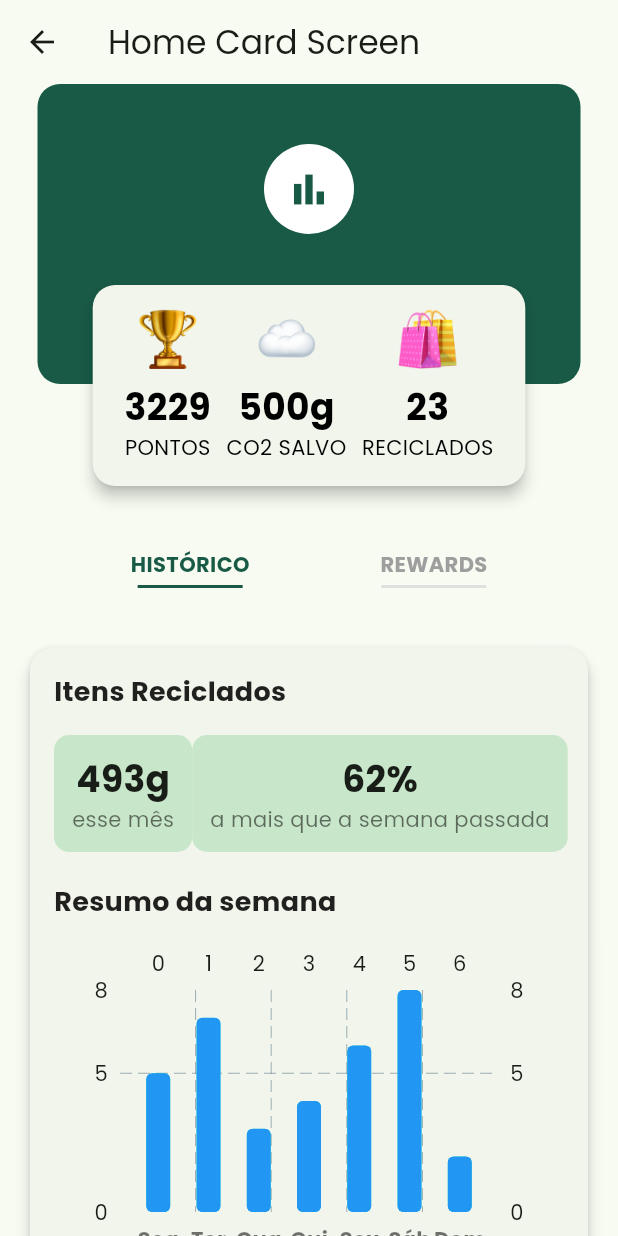
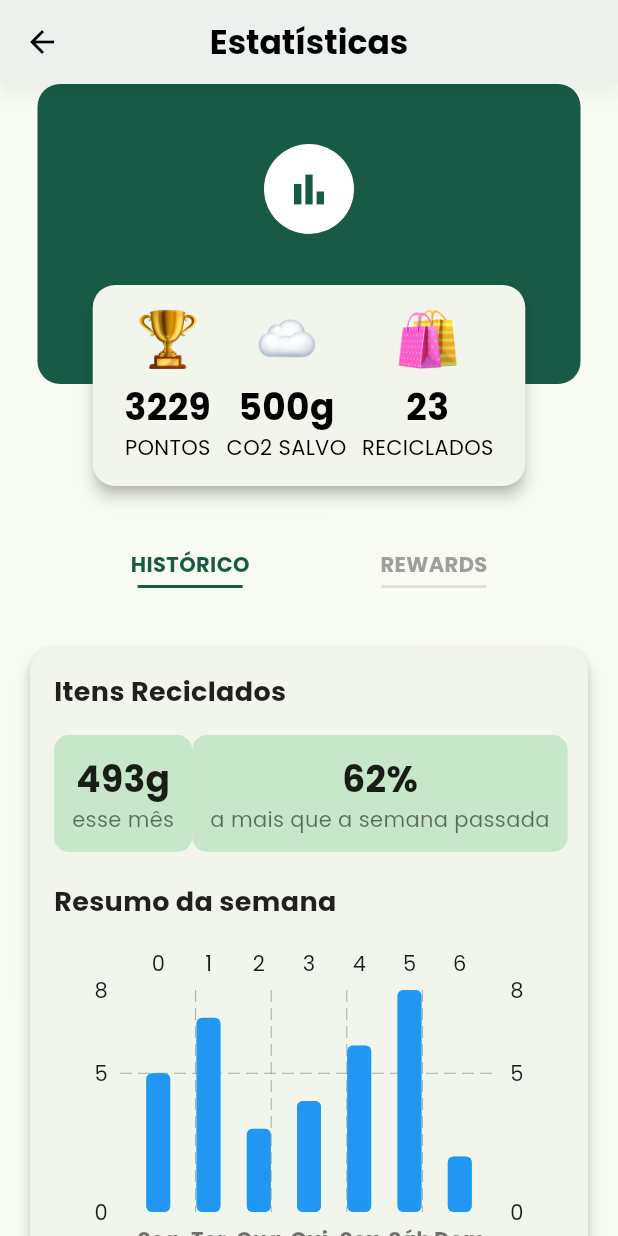
Before and after one commit to sabarense/eco_guia, a Flutter app: the Rewards screen opened by its route, on a phone screen of 412 x 824 dp. Run offline on Flutter 3.47's test engine with Material 3 defaults, Android fonts, the phone set to English and light mode, and no system bars; drawn by our look-alikes of fl_chart; missing offline and left inert: dart:html, dart:js; network calls fail; statements that could not run were skipped.

Commit message:
Reestilização do nome da tela

```diff
--- a/lib/pages/rewards/rewards.dart
+++ b/lib/pages/rewards/rewards.dart
@@ -9,21 +9,39 @@ class Rewards extends StatelessWidget {
   Widget build(BuildContext context) {
     return Scaffold(
       appBar: AppBar(
-        title: const Text('Home Card Screen'),
+        centerTitle: true, // Centraliza o título
+        title: const Text(
+          'Estatísticas',
+          style: TextStyle(
+            fontWeight: FontWeight.bold, // Negrito no título
+            color: Colors
+                .black, // Define a cor do título como preto para contraste
           ),
-      body: Column(
+        ),
+        elevation: 4, // Sombra suave na base da AppBar
+        shadowColor: Colors.black.withOpacity(0.2), // Cor da sombra
+        backgroundColor: Colors.white, // Define o fundo da AppBar como branco
+        iconTheme: const IconThemeData(
+          color: Colors.black, // Define a cor dos ícones como preta
+        ),
+      ),
+      body: SingleChildScrollView(
+        // Permite que toda a tela seja rolável
+        child: Column(
           crossAxisAlignment: CrossAxisAlignment
               .stretch, // Alinha widgets ao longo do eixo horizontal
           children: [
             CustomHomeCard(), // Mantém o CustomHomeCard
             const SizedBox(height: 60), // Adiciona espaçamento entre os widgets
-          Expanded(
-            // Usa Expanded para ocupar o espaço restante
+            SizedBox(
+              height: MediaQuery.of(context).size.height *
+                  0.6, // Defina uma altura fixa ou use Expanded
               child:
                   const HistoricoRewardsTabs(), // Adiciona o HistoricoRewardsTabs abaixo
             ),
           ],
         ),
+      ),
     );
   }
 }
```
Lines whose indentation alone changed are shown as unchanged.
